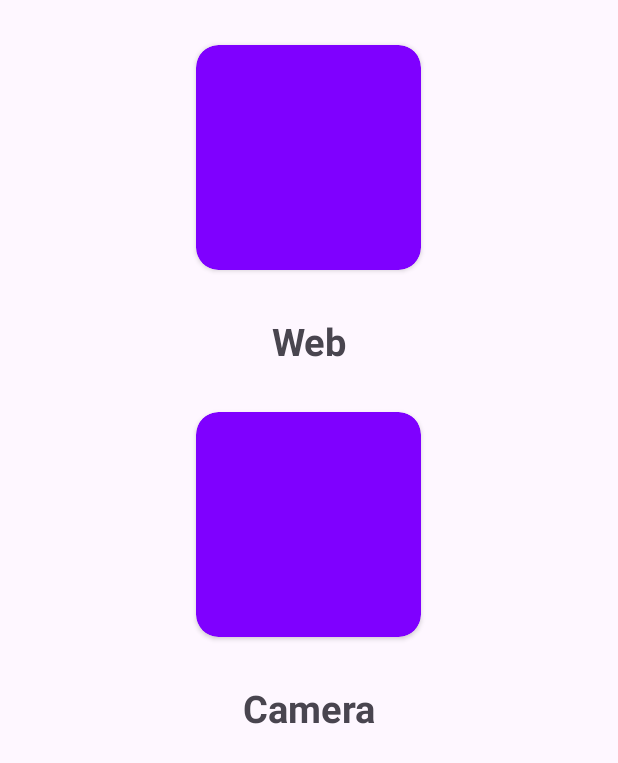
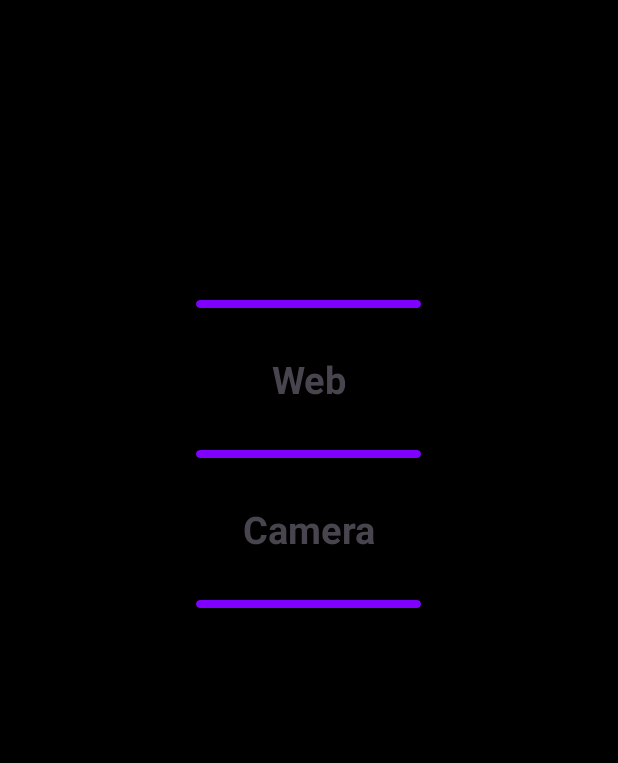
Before and after one commit to Priya1321/Android-Demo, an Android app: the screen it shows after launch (MainActivity), on a phone screen of 412 x 824 dp. Shown: the top 763 px of the screen. Run offline under Robolectric (Android 15) with nearby library versions, the phone set to English and light mode, and no system bars.

Commit message:
Update activity_main.xml

```diff
--- a/app/src/main/res/layout/activity_main.xml
+++ b/app/src/main/res/layout/activity_main.xml
@@ -6,14 +6,16 @@
     android:orientation="vertical"
     android:layout_width="match_parent"
     android:layout_height="match_parent"
+    android:background="@color/black"
     tools:context=".MainActivity">
 
 
     <androidx.cardview.widget.CardView
         android:id="@+id/cardweb"
         android:layout_width="150dp"
-        android:layout_height="150dp"
-        android:layout_margin="30dp"
+        android:layout_height="5dp"
+        android:layout_marginTop="200dp"
+        android:layout_marginBottom="30dp"
         android:layout_gravity="center"
         app:cardCornerRadius="15dp"
         android:backgroundTint="@color/purple_200" />
@@ -31,7 +33,7 @@
     <androidx.cardview.widget.CardView
         android:id="@+id/cardcamera"
         android:layout_width="150dp"
-        android:layout_height="150dp"
+        android:layout_height="5dp"
         android:layout_margin="30dp"
         android:layout_gravity="center"
         app:cardCornerRadius="15dp"
@@ -46,4 +48,13 @@
         android:textSize="25dp"
         android:text="Camera" />
 
+    <androidx.cardview.widget.CardView
+        android:id="@+id/cardlast"
+        android:layout_width="150dp"
+        android:layout_height="5dp"
+        android:layout_margin="30dp"
+        android:layout_gravity="center"
+        app:cardCornerRadius="15dp"
+        android:backgroundTint="@color/purple_200" />
+
 </LinearLayout>
```
